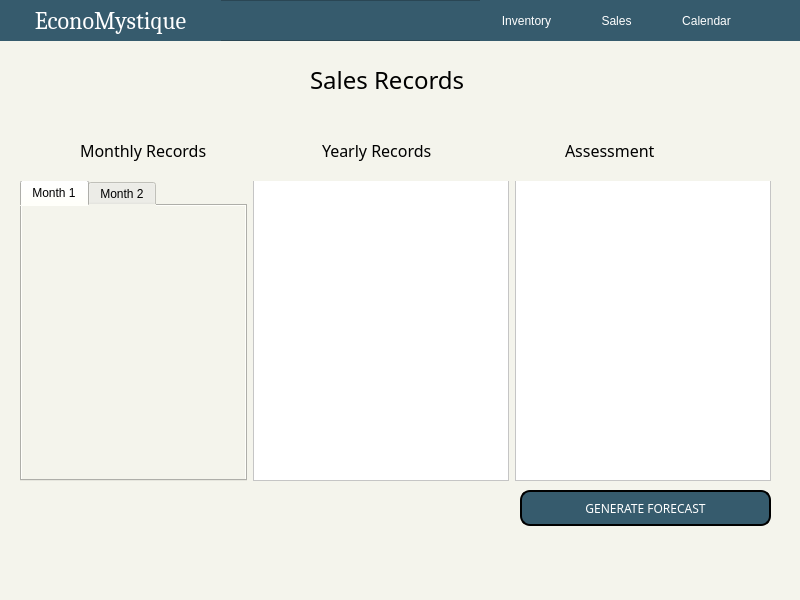
This is sales.ui in ongchangco/Economystique2 as Qt 5 draws it before an edit. The edited form follows.
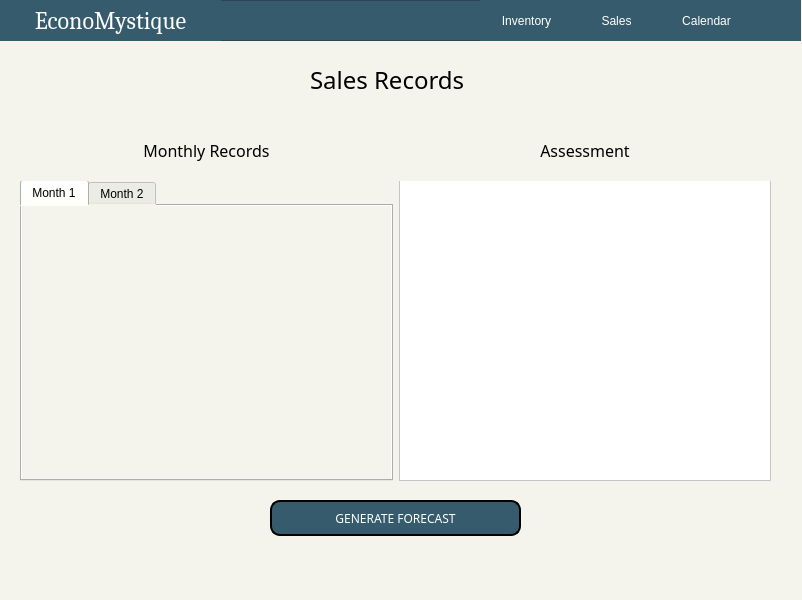
This is the edited form. Icons and pictures are not drawn.

Commit message: ALOT CHANGED Python version rollback to 3.11 for PyTorch TBC: AI Integration Sales UI Reworked - Removed Yearly

```diff
--- a/sales.ui
+++ b/sales.ui
@@ -6,7 +6,7 @@
    <rect>
     <x>0</x>
     <y>0</y>
-    <width>800</width>
+    <width>802</width>
     <height>600</height>
    </rect>
   </property>
@@ -53,15 +53,6 @@
       </widget>
      </widget>
     </item>
-    <item>
-     <widget class="QListView" name="yearlyRecordsListView">
-      <property name="styleSheet">
-       <string notr="true">background-color: white;
-color: black;
-</string>
-      </property>
-     </widget>
-    </item>
     <item>
      <widget class="QListView" name="assessmentListView">
       <property name="styleSheet">
@@ -76,15 +67,15 @@
   <widget class="QWidget" name="horizontalLayoutWidget_2">
    <property name="geometry">
     <rect>
-     <x>0</x>
+     <x>20</x>
      <y>120</y>
-     <width>801</width>
+     <width>751</width>
      <height>61</height>
     </rect>
    </property>
-   <layout class="QHBoxLayout" name="horizontalLayout_2" stretch="0,0,0">
+   <layout class="QHBoxLayout" name="horizontalLayout_2" stretch="0,0">
     <property name="leftMargin">
-     <number>80</number>
+     <number>0</number>
     </property>
     <property name="rightMargin">
      <number>0</number>
@@ -100,18 +91,8 @@
       <property name="text">
        <string>Monthly Records</string>
       </property>
-     </widget>
-    </item>
-    <item>
-     <widget class="QLabel" name="YearlyRecords">
-      <property name="font">
-       <font>
-        <family>Sans Serif Collection</family>
-        <pointsize>12</pointsize>
-       </font>
-      </property>
-      <property name="text">
-       <string>Yearly Records</string>
+      <property name="alignment">
+       <set>Qt::AlignCenter</set>
       </property>
      </widget>
     </item>
@@ -126,6 +107,9 @@
       <property name="text">
        <string>Assessment</string>
       </property>
+      <property name="alignment">
+       <set>Qt::AlignCenter</set>
+      </property>
      </widget>
     </item>
    </layout>
@@ -355,8 +339,8 @@
   <widget class="QPushButton" name="forecastButton">
    <property name="geometry">
     <rect>
-     <x>520</x>
-     <y>490</y>
+     <x>270</x>
+     <y>500</y>
      <width>251</width>
      <height>36</height>
     </rect>
```
The commit also changes 29 other files.
